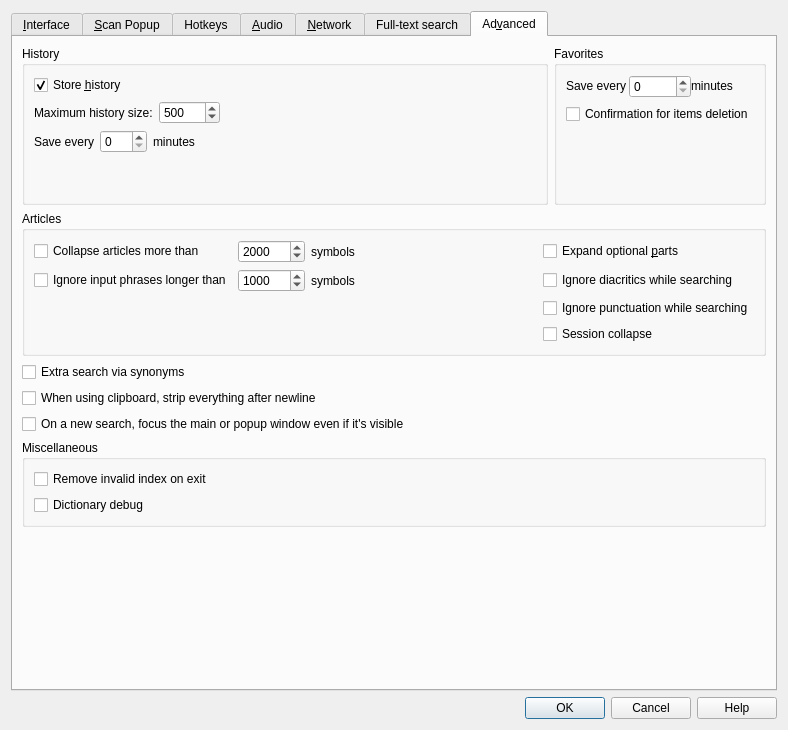
Old version of the form src/ui/preferences.ui in the repository xiaoyifang/goldendict-ng.
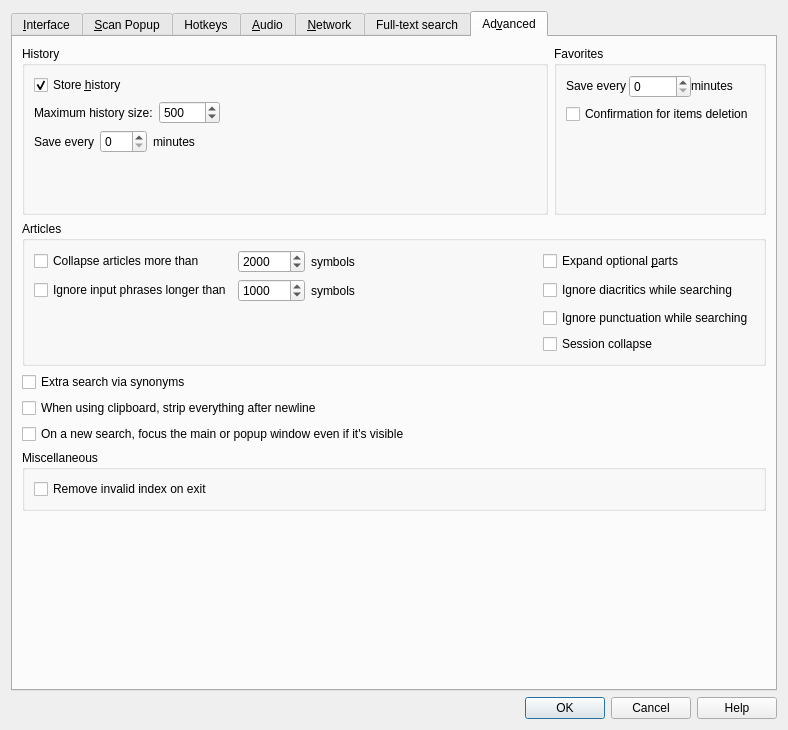
New version of the form. The open tabs and pages were chosen to show the change. Icons and pictures are not drawn. Custom widgets are drawn as their Qt base class.

Commit message: opt: remove dictionary debug mode

Diff of the .ui file:
```diff
--- a/src/ui/preferences.ui
+++ b/src/ui/preferences.ui
@@ -1987,16 +1987,6 @@
             </property>
            </widget>
           </item>
-          <item>
-           <widget class="QCheckBox" name="dictionaryDebug">
-            <property name="toolTip">
-             <string>When debugging with dictionary css/js, disable certain cache to make it easier.</string>
-            </property>
-            <property name="text">
-             <string>Dictionary debug</string>
-            </property>
-           </widget>
-          </item>
          </layout>
         </widget>
        </item>
```
The commit also changes 4 other files.
